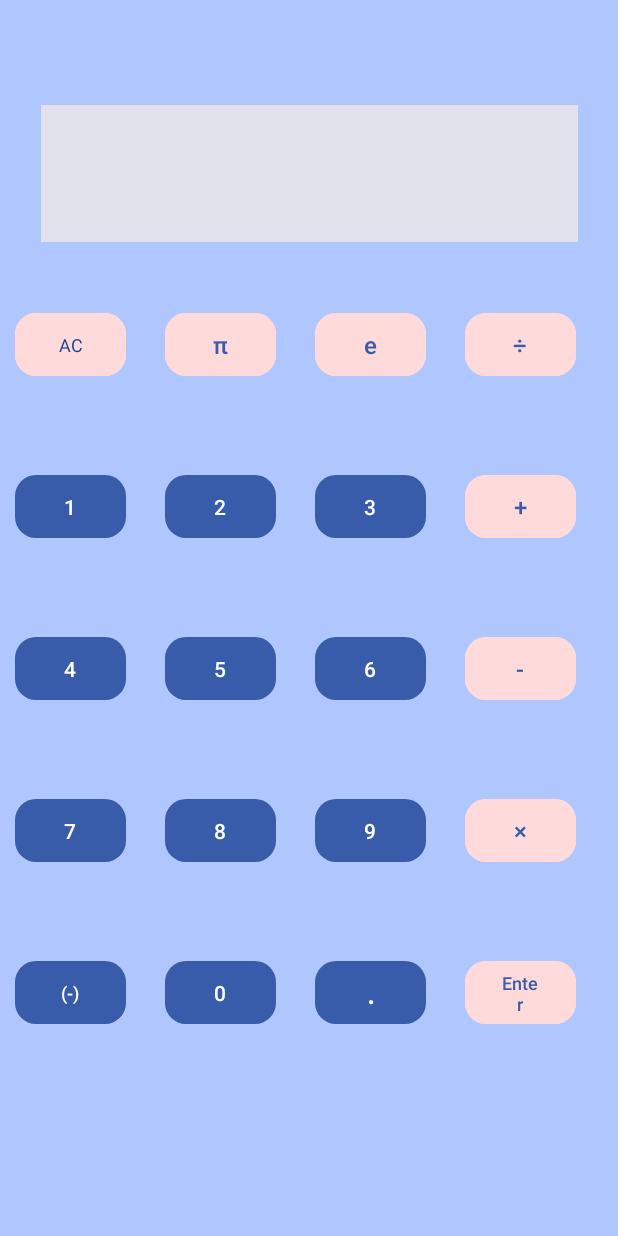
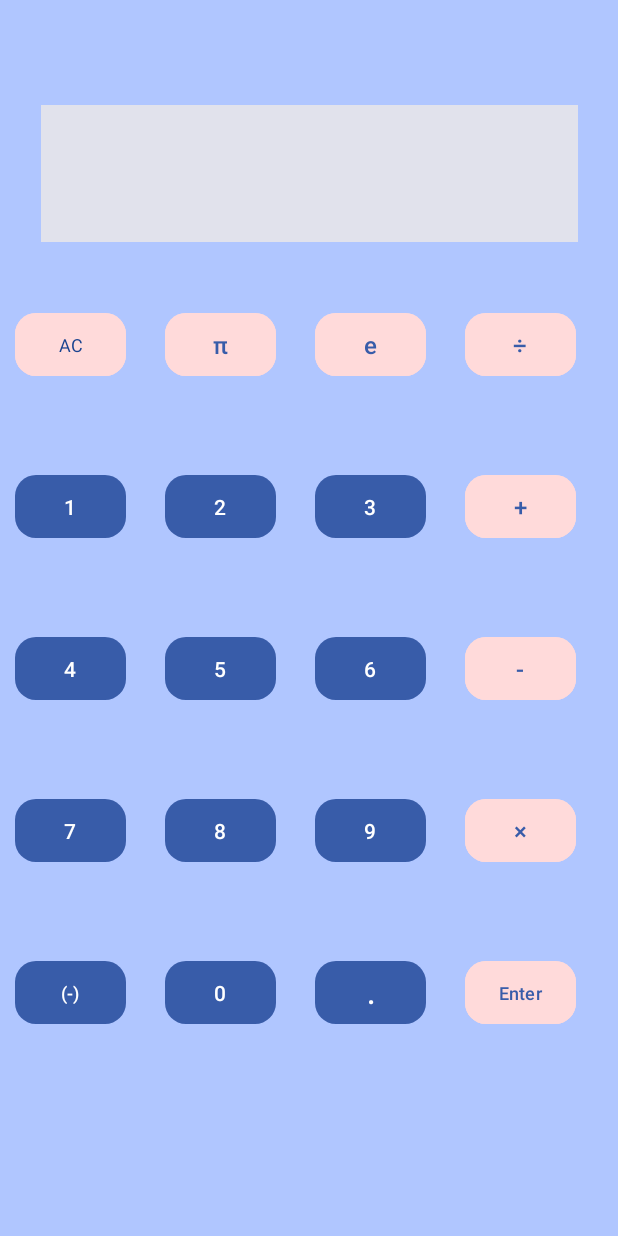
Before and after one commit to angelahe07/CalculatorAppHe, an Android app: the screen it shows after launch (MainActivity), on a phone screen of 412 x 824 dp. Run offline under Robolectric (Android 15) with nearby library versions, the phone set to English and light mode, and no system bars; Roboto replaces fonts that are not available here.

```diff
--- a/app/src/main/res/layout/activity_main.xml
+++ b/app/src/main/res/layout/activity_main.xml
@@ -14,6 +14,7 @@
         android:layout_marginStart="@dimen/spaceBetweenButton"
         android:layout_marginTop="@dimen/spaceUpBetweenButton"
         android:onClick="buttonSelected"
+        android:padding="@dimen/padding"
         android:text="9"
         app:cornerRadius="@dimen/buttonRadius"
         app:layout_constraintStart_toEndOf="@+id/button8"
@@ -32,6 +33,7 @@
         android:ems="10"
         android:gravity="center|center_horizontal|center_vertical"
         android:inputType="number"
+        android:padding="@dimen/padding"
         android:scrollHorizontally="false"
         android:textAlignment="center"
         android:textColor="@color/md_theme_light_primary"
@@ -47,6 +49,7 @@
         android:layout_marginStart="@dimen/spaceBetweenButton"
         android:layout_marginTop="@dimen/spaceUpBetweenButton"
         android:onClick="buttonSelected"
+        android:padding="@dimen/padding"
         android:text="."
         android:textSize="20sp"
         app:cornerRadius="@dimen/buttonRadius"
@@ -61,6 +64,7 @@
         android:layout_marginTop="@dimen/topButtonToInput"
         android:backgroundTint="@color/md_theme_light_secondaryContainer"
         android:onClick="buttonSelected"
+        android:padding="@dimen/padding"
         android:text="@string/clear"
         android:textAppearance="@style/TextAppearance.AppCompat.Small"
         android:textColor="@color/md_theme_dark_primaryContainer"
@@ -78,6 +82,7 @@
         android:layout_marginTop="@dimen/topButtonToInput"
         android:backgroundTint="@color/md_theme_light_secondaryContainer"
         android:onClick="buttonSelected"
+        android:padding="@dimen/padding"
         android:text="÷"
         android:textColor="@color/md_theme_light_primary"
         android:textSize="@dimen/symbolSize"
@@ -93,6 +98,7 @@
         android:layout_marginTop="@dimen/topButtonToInput"
         android:backgroundTint="@color/md_theme_light_secondaryContainer"
         android:onClick="buttonSelected"
+        android:padding="@dimen/padding"
         android:text="e"
         android:textColor="@color/md_theme_light_primary"
         android:textSize="@dimen/symbolSize"
@@ -108,6 +114,7 @@
         android:layout_marginTop="@dimen/topButtonToInput"
         android:backgroundTint="@color/md_theme_light_secondaryContainer"
         android:onClick="buttonSelected"
+        android:padding="@dimen/padding"
         android:text="π"
         android:textColor="@color/md_theme_light_primary"
         android:textSize="@dimen/symbolSize"
@@ -122,6 +129,7 @@
         android:layout_marginStart="@dimen/edgeMargin"
         android:layout_marginTop="@dimen/spaceUpBetweenButton"
         android:onClick="buttonSelected"
+        android:padding="@dimen/padding"
         android:text="1"
         app:cornerRadius="@dimen/buttonRadius"
         app:layout_constraintStart_toStartOf="parent"
@@ -134,6 +142,7 @@
         android:layout_marginStart="@dimen/spaceBetweenButton"
         android:layout_marginTop="@dimen/spaceUpBetweenButton"
         android:onClick="buttonSelected"
+        android:padding="@dimen/padding"
         android:text="2"
         app:cornerRadius="@dimen/buttonRadius"
         app:layout_constraintStart_toEndOf="@+id/button1"
@@ -146,6 +155,7 @@
         android:layout_marginStart="@dimen/spaceBetweenButton"
         android:layout_marginTop="@dimen/spaceUpBetweenButton"
         android:onClick="buttonSelected"
+        android:padding="@dimen/padding"
         android:text="3"
         app:cornerRadius="@dimen/buttonRadius"
         app:layout_constraintStart_toEndOf="@+id/button2"
@@ -159,6 +169,7 @@
         android:layout_marginTop="@dimen/spaceUpBetweenButton"
         android:backgroundTint="@color/md_theme_light_secondaryContainer"
         android:onClick="buttonSelected"
+        android:padding="@dimen/padding"
         android:text="+"
         android:textAlignment="center"
         android:textColor="@color/md_theme_light_primary"
@@ -181,6 +192,7 @@
         android:layout_marginStart="@dimen/spaceBetweenButton"
         android:layout_marginTop="@dimen/spaceUpBetweenButton"
         android:onClick="buttonSelected"
+        android:padding="@dimen/padding"
         android:text="5"
         app:cornerRadius="@dimen/buttonRadius"
         app:layout_constraintStart_toEndOf="@+id/button4"
@@ -193,6 +205,7 @@
         android:layout_marginStart="@dimen/edgeMargin"
         android:layout_marginTop="@dimen/spaceUpBetweenButton"
         android:onClick="buttonSelected"
+        android:padding="@dimen/padding"
         android:text="4"
         app:cornerRadius="@dimen/buttonRadius"
         app:layout_constraintStart_toStartOf="parent"
@@ -205,6 +218,7 @@
         android:layout_marginStart="@dimen/spaceBetweenButton"
         android:layout_marginTop="@dimen/spaceUpBetweenButton"
         android:onClick="buttonSelected"
+        android:padding="@dimen/padding"
         android:text="6"
         app:cornerRadius="@dimen/buttonRadius"
         app:layout_constraintStart_toEndOf="@+id/button5"
@@ -218,6 +232,7 @@
         android:layout_marginTop="@dimen/spaceUpBetweenButton"
         android:backgroundTint="@color/md_theme_light_secondaryContainer"
         android:onClick="buttonSelected"
+        android:padding="@dimen/padding"
         android:text="-"
         android:textColor="@color/md_theme_light_primary"
         android:textSize="@dimen/symbolSize"
@@ -234,6 +249,7 @@
         android:layout_marginTop="@dimen/spaceUpBetweenButton"
         android:backgroundTint="@color/md_theme_light_secondaryContainer"
         android:onClick="buttonSelected"
+        android:padding="@dimen/padding"
         android:text="×"
         android:textColor="@color/md_theme_light_primary"
         android:textSize="@dimen/symbolSize"
@@ -248,6 +264,7 @@
         android:layout_marginStart="@dimen/spaceBetweenButton"
         android:layout_marginTop="@dimen/spaceUpBetweenButton"
         android:onClick="buttonSelected"
+        android:padding="@dimen/padding"
         android:text="8"
         app:cornerRadius="@dimen/buttonRadius"
         app:layout_constraintStart_toEndOf="@+id/button7"
@@ -260,6 +277,7 @@
         android:layout_marginStart="@dimen/edgeMargin"
         android:layout_marginTop="@dimen/spaceUpBetweenButton"
         android:onClick="buttonSelected"
+        android:padding="@dimen/padding"
         android:text="7"
         app:cornerRadius="@dimen/buttonRadius"
         app:layout_constraintStart_toStartOf="parent"
@@ -272,6 +290,7 @@
         android:layout_marginStart="@dimen/spaceBetweenButton"
         android:layout_marginTop="@dimen/spaceUpBetweenButton"
         android:onClick="buttonSelected"
+        android:padding="@dimen/padding"
         android:text="0"
         app:cornerRadius="@dimen/buttonRadius"
         app:layout_constraintStart_toEndOf="@+id/buttonNegative"
@@ -284,6 +303,7 @@
         android:layout_marginStart="@dimen/edgeMargin"
         android:layout_marginTop="@dimen/spaceUpBetweenButton"
         android:onClick="buttonSelected"
+        android:padding="@dimen/padding"
         android:text="(-)"
         android:textSize="12sp"
         app:cornerRadius="@dimen/buttonRadius"
@@ -298,6 +318,7 @@
         android:layout_marginTop="@dimen/spaceUpBetweenButton"
         android:backgroundTint="@color/md_theme_light_secondaryContainer"
         android:onClick="buttonSelected"
+        android:padding="@dimen/padding"
         android:text="@string/enter"
         android:textAlignment="center"
         android:textColor="@color/md_theme_light_primary"
--- a/app/src/main/res/values/dimens.xml
+++ b/app/src/main/res/values/dimens.xml
@@ -11,4 +11,5 @@
     <dimen name = "inputBoxHeight">150</dimen>
     <dimen name = "fontSizeButton">12dp</dimen>
     <dimen name = "buttonRadius">14dp</dimen>
+    <dimen name = "padding">2dp</dimen>
 </resources>
```
Also changed, not shown: app/src/main/java/com/example/calculatorapphe/MainActivity.java (+25 -3 lines).
